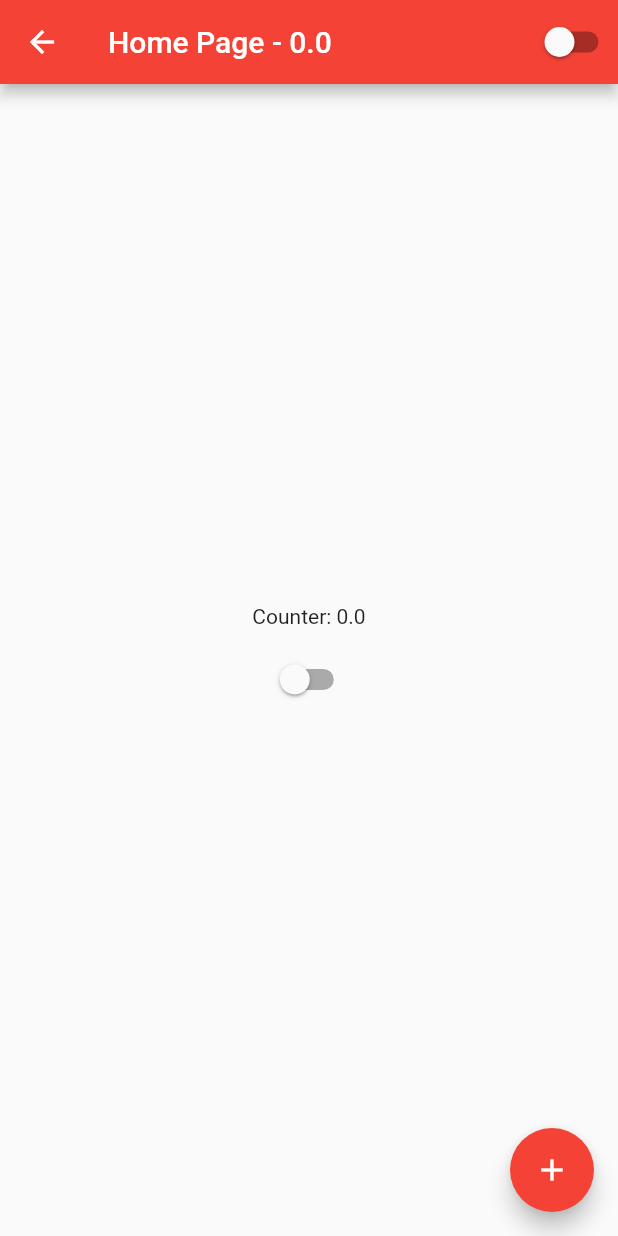
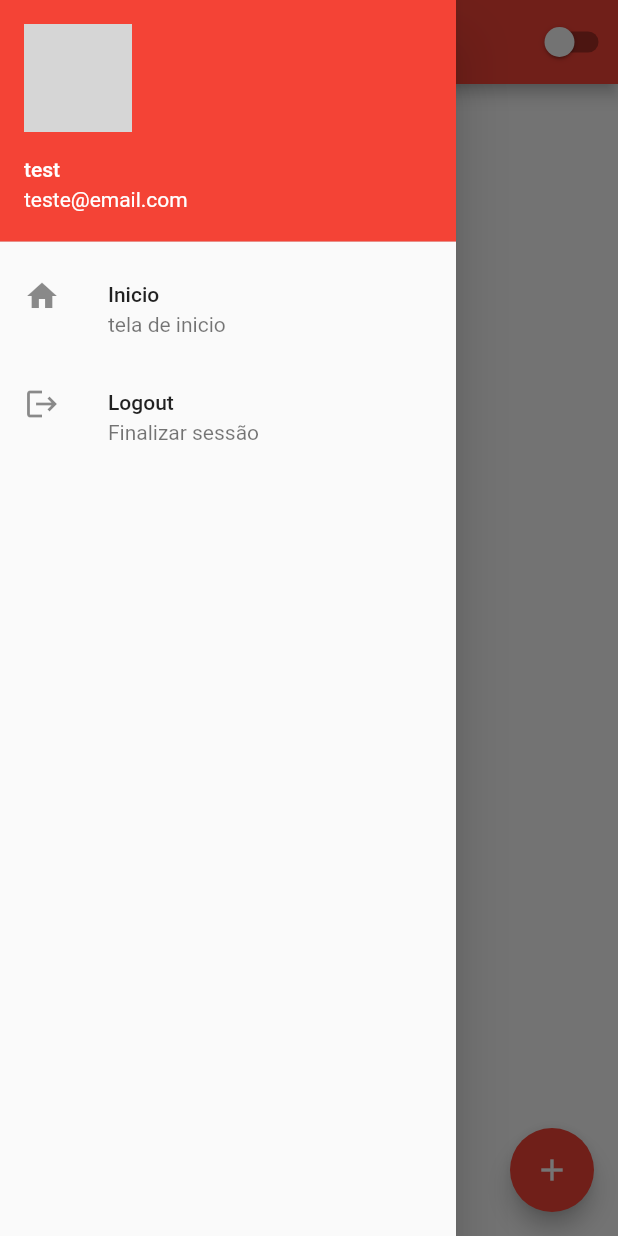
Before and after one commit to pauloricardoma/flutter-first, a Flutter app: the HomePage screen opened by its route, with the side drawer open (before the commit the screen has no drawer), on a phone screen of 412 x 824 dp. Run offline on Flutter 3.47's test engine with Material 2 defaults, Android fonts, the phone set to English and light mode, and no system bars; network calls fail; grey boxes are pictures that could not be loaded.

Commit message:
first commit

```diff
--- a/lib/home_page.dart
+++ b/lib/home_page.dart
@@ -16,6 +16,38 @@ class HomePageState extends State<HomePage> {
   @override
   Widget build(BuildContext context) {
     return Scaffold(
+      drawer: Drawer(
+        child: Column(
+          children: [
+            UserAccountsDrawerHeader(
+              currentAccountPicture: ClipRRect(
+                borderRadius: BorderRadius.circular(40),
+                child: Image.network(
+                  'https://media.licdn.com/dms/image/C4E03AQFPtg3rTWbMKA/profile-displayphoto-shrink_800_800/0/1631744512129?e=1678320000&v=beta&t=YBLYZB5YG4TU18ubQiFAi81PQNZgC5Q1sdablk2eQE4'
+                ),
+              ),
+              accountName: const Text('test'),
+              accountEmail: const Text('teste@email.com')
+            ),
+            ListTile(
+              leading: const Icon(Icons.home),
+              title: const Text('Inicio'),
+              subtitle: const Text('tela de inicio'),
+              onTap: (() {
+                print('home');
+              }),
+            ),
+            ListTile(
+              leading: const Icon(Icons.logout),
+              title: const Text('Logout'),
+              subtitle: const Text('Finalizar sessão'),
+              onTap: (() {
+                Navigator.of(context).pushReplacementNamed('/');
+              }),
+            )
+          ],
+        ),
+      ),
       appBar: AppBar(
         title: AnimatedBuilder(
           animation: AppController.instance,
```
Also changed, not shown: lib/login_page.dart (+18 -2 lines).
